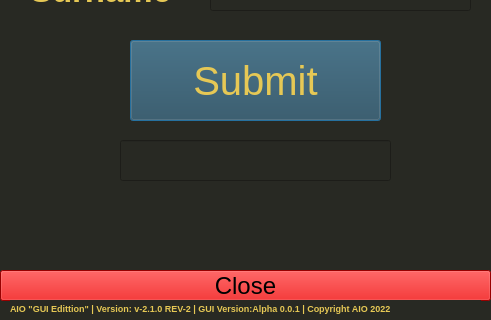
First picture: the form in AIO Gui/PersonalNameMenu.ui, repository AIO-Software-tech/The-All-In-One-Project, before the edit; both pictures show x 0 to 491 and y 210 to 530 of the 491 by 530 pixel window.
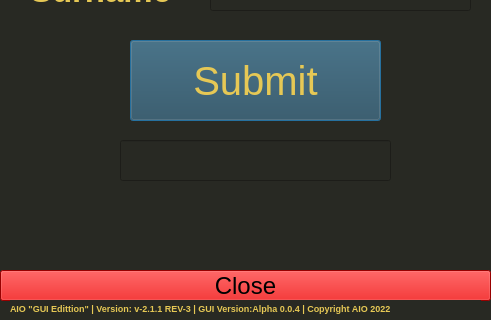
Second picture: the form after the edit.

Commit message: AIO GUI v-0.0.4 Alpha Rev-2

What changed in the file:
```diff
--- a/AIO Gui/PersonalNameMenu.ui
+++ b/AIO Gui/PersonalNameMenu.ui
@@ -114,7 +114,7 @@
     <string notr="true">color: rgb(230, 200, 85);</string>
    </property>
    <property name="text">
-    <string>AIO &quot;GUI Edittion&quot; | Version: v-2.1.0 REV-2 | GUI Version:Alpha 0.0.1 | Copyright AIO 2022</string>
+    <string>AIO &quot;GUI Edittion&quot; | Version: v-2.1.1 REV-3 | GUI Version:Alpha 0.0.4 | Copyright AIO 2022</string>
    </property>
    <property name="wordWrap">
     <bool>true</bool>
```
The commit also changes 39 other files.
